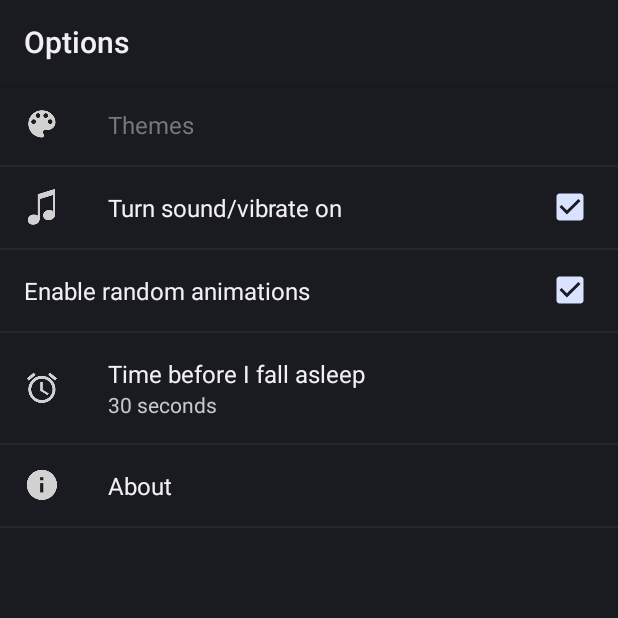
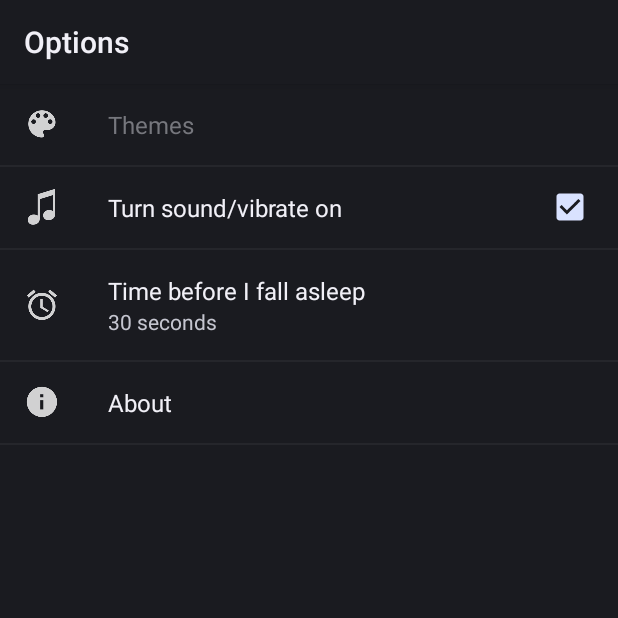
Before and after one commit to caarmen/nounours-android, an Android app: the SettingsActivity screen opened directly, with no data from a screen before it, on a phone screen of 412 x 824 dp, the top half of it. Run offline under Robolectric (Android 15) with nearby library versions, the phone set to English and light mode, and no system bars; pictures from the network do not load.

Commit message:
Removed the setting to enable/disable random animations.
I can't imagine why anybody would disable this.  Simplifying the app.

```diff
--- a/app/src/main/java/ca/rmen/nounours/MainActivity.java
+++ b/app/src/main/java/ca/rmen/nounours/MainActivity.java
@@ -127,7 +127,7 @@ public class MainActivity extends Activity {
         mNounours.setEnableSound(NounoursSettings.isSoundEnabled(this));
         mNounours.setEnableVibrate(NounoursSettings.isSoundEnabled(this));
         mNounours.setIdleTimeout(NounoursSettings.getIdleTimeout(this));
-        mNounours.setEnableRandomAnimations(NounoursSettings.isRandomAnimationEnabled(this));
+        mNounours.setEnableRandomAnimations(true);
         boolean themeChanged = reloadThemeFromPreference();
         if(!themeChanged) mNounours.onResume();
         mNounours.doPing(true);
--- a/app/src/main/java/ca/rmen/nounours/nounours/AndroidNounours.java
+++ b/app/src/main/java/ca/rmen/nounours/nounours/AndroidNounours.java
@@ -115,7 +115,7 @@ public class AndroidNounours extends Nounours {
                     soundFile, themeId);
             setEnableVibrate(NounoursSettings.isSoundEnabled(context));
             setEnableSound(NounoursSettings.isSoundEnabled(context));
-            setEnableRandomAnimations(NounoursSettings.isRandomAnimationEnabled(context));
+            setEnableRandomAnimations(true);
             setIdleTimeout(NounoursSettings.getIdleTimeout(context));
         } catch (final IOException e) {
             Log.e(TAG, "Error initializing nounours", e);
--- a/app/src/main/java/ca/rmen/nounours/settings/NounoursSettings.java
+++ b/app/src/main/java/ca/rmen/nounours/settings/NounoursSettings.java
@@ -27,7 +27,6 @@ import ca.rmen.nounours.Nounours;
 public final class NounoursSettings {
     static final String PREF_THEME = "Theme";
     static final String PREF_SOUND_AND_VIBRATE = "SoundAndVibrate";
-    static final String PREF_RANDOM = "Random";
     static final String PREF_IDLE_TIMEOUT = "IdleTimeout";
 
     private NounoursSettings() {
@@ -36,10 +35,6 @@ public final class NounoursSettings {
 
     public static boolean isSoundEnabled(Context context) {
         return PreferenceManager.getDefaultSharedPreferences(context).getBoolean(PREF_SOUND_AND_VIBRATE, true);
-    }
-
-    public static boolean isRandomAnimationEnabled(Context context) {
-        return PreferenceManager.getDefaultSharedPreferences(context).getBoolean(PREF_RANDOM, true);
     }
 
     public static long getIdleTimeout(Context context) {
--- a/app/src/main/res/values/strings.xml
+++ b/app/src/main/res/values/strings.xml
@@ -50,8 +50,6 @@
 	<string name="startle">Startle</string>
 	<string name="toast_remindMenuButton">Press the MENU button for more options\u2026</string>
 	<string name="themeLoadError">Oops, I couldn\'t load my theme. Try again! Check your network connection</string>
-	<string name="enableRandomAnimations">Enable random animations</string>
-	<string name="disableRandomAnimations">Disable random animations</string>
 	<string name="options">Options</string>
 	<string name="idleTimeout">Time before I fall asleep</string>
 
--- a/app/src/main/res/xml/settings.xml
+++ b/app/src/main/res/xml/settings.xml
@@ -33,11 +33,6 @@
         android:title="@string/enablesound"
         android:defaultValue="true" />
 
-    <CheckBoxPreference
-        android:key="Random"
-        android:title="@string/enableRandomAnimations"
-        android:defaultValue="true" />
-
     <ListPreference
         android:icon="@drawable/ic_pref_idle_timeout"
         android:key="IdleTimeout"
```
Also changed, not shown: 1 other file.
